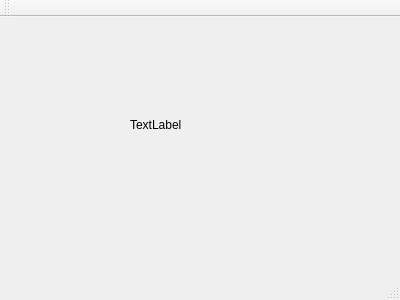
First picture: the form in mainwindow.ui, repository pikulm/FilmLibrary, before the edit.
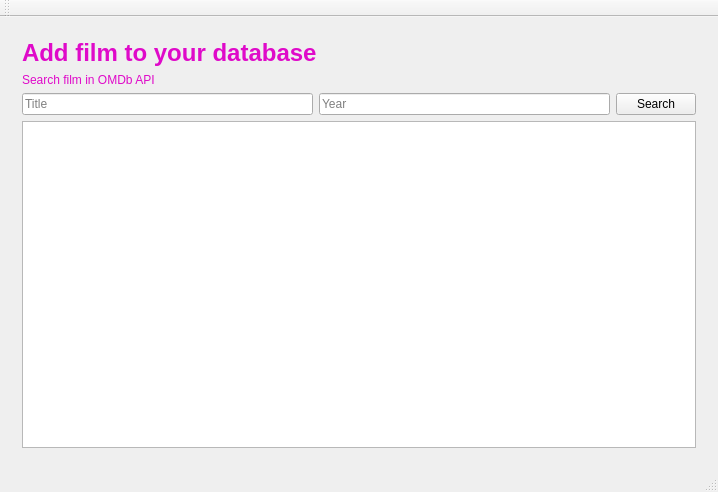
Second picture: the form after the edit.

Commit message: Added first buttons to the main window

Patch:
```diff
--- a/mainwindow.ui
+++ b/mainwindow.ui
@@ -6,27 +6,72 @@
    <rect>
     <x>0</x>
     <y>0</y>
-    <width>400</width>
-    <height>300</height>
+    <width>718</width>
+    <height>492</height>
    </rect>
   </property>
   <property name="windowTitle">
    <string>MainWindow</string>
   </property>
   <widget class="QWidget" name="centralWidget">
-   <widget class="QLabel" name="label">
-    <property name="geometry">
-     <rect>
-      <x>130</x>
-      <y>100</y>
-      <width>59</width>
-      <height>16</height>
-     </rect>
-    </property>
-    <property name="text">
-     <string>TextLabel</string>
-    </property>
-   </widget>
+   <layout class="QGridLayout" name="gridLayout_2">
+    <item row="0" column="0">
+     <widget class="QStackedWidget" name="stackedWidget">
+      <property name="currentIndex">
+       <number>0</number>
+      </property>
+      <widget class="QWidget" name="addFilmPage">
+       <layout class="QGridLayout" name="gridLayout">
+        <item row="0" column="0" colspan="3">
+         <widget class="QLabel" name="label">
+          <property name="text">
+           <string>&lt;font color=#df0ac9&gt;&lt;h1&gt;Add film to your database&lt;/h1&gt;&lt;/font&gt;</string>
+          </property>
+          <property name="textFormat">
+           <enum>Qt::RichText</enum>
+          </property>
+         </widget>
+        </item>
+        <item row="1" column="0">
+         <widget class="QLabel" name="label_2">
+          <property name="text">
+           <string>&lt;font color=#df0ac9&gt;Search film in OMDb API &lt;/font&gt;</string>
+          </property>
+          <property name="textFormat">
+           <enum>Qt::RichText</enum>
+          </property>
+         </widget>
+        </item>
+        <item row="2" column="0">
+         <widget class="QLineEdit" name="titleEdit">
+          <property name="placeholderText">
+           <string>Title</string>
+          </property>
+         </widget>
+        </item>
+        <item row="2" column="1">
+         <widget class="QLineEdit" name="yearEdit">
+          <property name="placeholderText">
+           <string>Year</string>
+          </property>
+         </widget>
+        </item>
+        <item row="3" column="0" colspan="3">
+         <widget class="QTextBrowser" name="resultText"/>
+        </item>
+        <item row="2" column="2">
+         <widget class="QPushButton" name="searchButton">
+          <property name="text">
+           <string>Search</string>
+          </property>
+         </widget>
+        </item>
+       </layout>
+      </widget>
+      <widget class="QWidget" name="page_4"/>
+     </widget>
+    </item>
+   </layout>
   </widget>
   <widget class="QMenuBar" name="menuBar">
    <property name="geometry">
```
Left out of the diff: 24 changed lines with no effect on the pictures. The commit also changes 2 other files.
